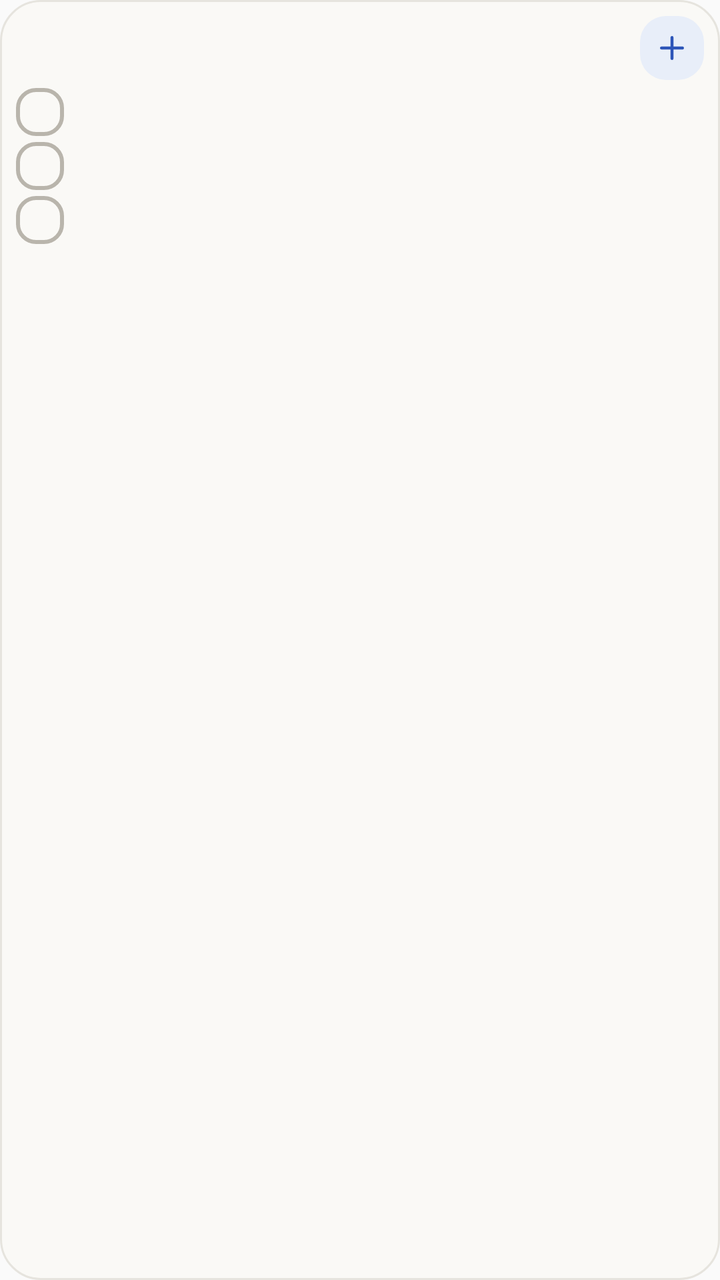
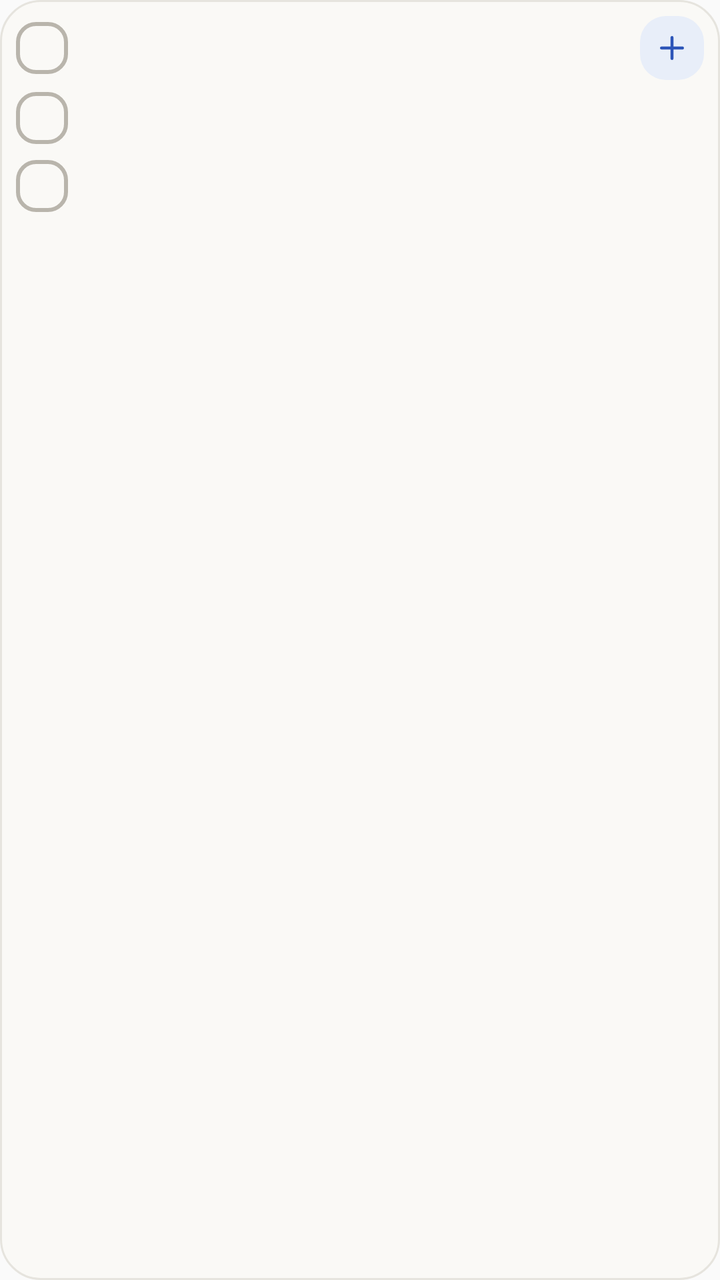

An Android layout rendered at two revisions. The XML below is the earlier revision; the diff shows what the commit changed to produce the second picture.
<!-- AndroidManifest.xml: application theme AppTheme -->
<!-- res/layout/widget_tasks_compact.xml -->
<?xml version="1.0" encoding="utf-8"?>
<LinearLayout xmlns:android="http://schemas.android.com/apk/res/android"
    android:id="@+id/widget_root"
    android:layout_width="match_parent"
    android:layout_height="match_parent"
    android:background="@drawable/widget_bg"
    android:orientation="vertical"
    android:padding="8dp">

    <LinearLayout
        android:layout_width="match_parent"
        android:layout_height="wrap_content"
        android:gravity="end|center_vertical"
        android:orientation="horizontal">

        <ImageView
            android:id="@+id/widget_add"
            android:layout_width="32dp"
            android:layout_height="32dp"
            android:background="@drawable/widget_add_fab"
            android:contentDescription="快速添加任务"
            android:padding="7dp"
            android:src="@drawable/ic_widget_add" />
    </LinearLayout>

    <LinearLayout
        android:id="@+id/widget_tasks"
        android:layout_width="match_parent"
        android:layout_height="wrap_content"
        android:layout_marginTop="1dp"
        android:orientation="vertical">

        <LinearLayout
            android:id="@+id/widget_row_1"
            android:layout_width="match_parent"
            android:layout_height="wrap_content"
            android:layout_marginTop="3dp"
            android:gravity="center_vertical"
            android:orientation="horizontal">

            <ImageView
                android:id="@+id/widget_check_1"
                android:layout_width="24dp"
                android:layout_height="24dp"
                android:layout_marginEnd="8dp"
                android:contentDescription="完成这条任务"
                android:src="@drawable/widget_check" />

            <TextView
                android:id="@+id/widget_task_1"
                android:layout_width="0dp"
                android:layout_height="wrap_content"
                android:layout_weight="1"
                android:ellipsize="end"
                android:singleLine="true"
                android:textColor="#201F1D"
                android:textSize="14sp" />
        </LinearLayout>

        <LinearLayout
            android:id="@+id/widget_row_2"
            android:layout_width="match_parent"
            android:layout_height="wrap_content"
            android:layout_marginTop="3dp"
            android:gravity="center_vertical"
            android:orientation="horizontal">

            <ImageView
                android:id="@+id/widget_check_2"
                android:layout_width="24dp"
                android:layout_height="24dp"
                android:layout_marginEnd="8dp"
                android:contentDescription="完成这条任务"
                android:src="@drawable/widget_check" />

            <TextView
                android:id="@+id/widget_task_2"
                android:layout_width="0dp"
                android:layout_height="wrap_content"
                android:layout_weight="1"
                android:ellipsize="end"
                android:singleLine="true"
                android:textColor="#201F1D"
                android:textSize="14sp" />
        </LinearLayout>

        <LinearLayout
            android:id="@+id/widget_row_3"
            android:layout_width="match_parent"
            android:layout_height="wrap_content"
            android:layout_marginTop="3dp"
            android:gravity="center_vertical"
            android:orientation="horizontal">

            <ImageView
                android:id="@+id/widget_check_3"
                android:layout_width="24dp"
                android:layout_height="24dp"
                android:layout_marginEnd="8dp"
                android:contentDescription="完成这条任务"
                android:src="@drawable/widget_check" />

            <TextView
                android:id="@+id/widget_task_3"
                android:layout_width="0dp"
                android:layout_height="wrap_content"
                android:layout_weight="1"
                android:ellipsize="end"
                android:singleLine="true"
                android:textColor="#201F1D"
                android:textSize="14sp" />
        </LinearLayout>

        
        <LinearLayout
            android:id="@+id/widget_row_4"
            android:layout_width="match_parent"
            android:layout_height="wrap_content"
            android:orientation="horizontal"
            android:visibility="gone">

            <ImageView
                android:id="@+id/widget_check_4"
                android:layout_width="24dp"
                android:layout_height="24dp"
                android:layout_marginEnd="8dp"
                android:contentDescription="完成这条任务"
                android:src="@drawable/widget_check" />

            <TextView
                android:id="@+id/widget_task_4"
                android:layout_width="0dp"
                android:layout_height="wrap_content"
                android:layout_weight="1"
                android:ellipsize="end"
                android:singleLine="true"
                android:textColor="#201F1D"
                android:textSize="14sp" />
        </LinearLayout>
    </LinearLayout>

    <TextView
        android:id="@+id/widget_empty"
        android:layout_width="match_parent"
        android:layout_height="wrap_content"
        android:layout_marginTop="8dp"
        android:text="暂无待办"
        android:textColor="#8B887F"
        android:textSize="13sp"
        android:visibility="gone" />
</LinearLayout>
<!-- resources referenced by this layout -->
<resources>
  <!-- drawable ic_widget_add (drawable) -->
  <?xml version="1.0" encoding="utf-8"?>
  <vector xmlns:android="http://schemas.android.com/apk/res/android"
      android:width="20dp"
      android:height="20dp"
      android:viewportWidth="24"
      android:viewportHeight="24">
      <path
          android:pathData="M12,5v14M5,12h14"
          android:strokeColor="#2C55B8"
          android:strokeLineCap="round"
          android:strokeWidth="2" />
  </vector>
  <!-- drawable widget_add_fab (drawable) -->
  <?xml version="1.0" encoding="utf-8"?>
  <selector xmlns:android="http://schemas.android.com/apk/res/android">
      <item android:state_pressed="true">
          <shape android:shape="rectangle">
              <solid android:color="#D9E3F5" />
              <corners android:radius="13dp" />
          </shape>
      </item>
      <item>
          <shape android:shape="rectangle">
              <solid android:color="#E8EEF9" />
              <corners android:radius="13dp" />
          </shape>
      </item>
  </selector>
  <!-- drawable widget_bg (drawable) -->
  <?xml version="1.0" encoding="utf-8"?>
  <shape xmlns:android="http://schemas.android.com/apk/res/android"
      android:shape="rectangle">
      <solid android:color="#FAF9F6" />
      <corners android:radius="20dp" />
      <stroke
          android:width="1dp"
          android:color="#E6E4DE" />
  </shape>
  <!-- drawable widget_check (drawable) -->
  <?xml version="1.0" encoding="utf-8"?>
  <shape xmlns:android="http://schemas.android.com/apk/res/android"
      android:shape="rectangle">
      <solid android:color="@android:color/transparent" />
      <stroke
          android:width="2dp"
          android:color="#B9B5AC" />
      <corners android:radius="9dp" />
  </shape>
  <style name="AppTheme" parent="Theme.AppCompat.Light.DarkActionBar">
          
          <item name="colorPrimary">@color/colorPrimary</item>
          <item name="colorPrimaryDark">@color/colorPrimaryDark</item>
          <item name="colorAccent">@color/colorAccent</item>
      </style>
</resources>

<!-- the commit's change to res/layout/widget_tasks_compact.xml (unified diff, before → after) -->
@@ -8,15 +8,35 @@
     android:padding="8dp">
 
     <LinearLayout
+        android:id="@+id/widget_row_1"
         android:layout_width="match_parent"
         android:layout_height="wrap_content"
-        android:gravity="end|center_vertical"
+        android:gravity="center_vertical"
         android:orientation="horizontal">
+
+        <ImageView
+            android:id="@+id/widget_check_1"
+            android:layout_width="26dp"
+            android:layout_height="26dp"
+            android:layout_marginEnd="8dp"
+            android:contentDescription="完成这条任务"
+            android:src="@drawable/widget_check" />
+
+        <TextView
+            android:id="@+id/widget_task_1"
+            android:layout_width="0dp"
+            android:layout_height="wrap_content"
+            android:layout_weight="1"
+            android:ellipsize="end"
+            android:singleLine="true"
+            android:textColor="#201F1D"
+            android:textSize="16sp" />
 
         <ImageView
             android:id="@+id/widget_add"
             android:layout_width="32dp"
             android:layout_height="32dp"
+            android:layout_marginStart="6dp"
             android:background="@drawable/widget_add_fab"
             android:contentDescription="快速添加任务"
             android:padding="7dp"
@@ -27,48 +47,21 @@
         android:id="@+id/widget_tasks"
         android:layout_width="match_parent"
         android:layout_height="wrap_content"
-        android:layout_marginTop="1dp"
+        android:layout_marginTop="4dp"
         android:orientation="vertical">
-
-        <LinearLayout
-            android:id="@+id/widget_row_1"
-            android:layout_width="match_parent"
-            android:layout_height="wrap_content"
-            android:layout_marginTop="3dp"
-            android:gravity="center_vertical"
-            android:orientation="horizontal">
-
-            <ImageView
-                android:id="@+id/widget_check_1"
-                android:layout_width="24dp"
-                android:layout_height="24dp"
-                android:layout_marginEnd="8dp"
-                android:contentDescription="完成这条任务"
-                android:src="@drawable/widget_check" />
-
-            <TextView
-                android:id="@+id/widget_task_1"
-                android:layout_width="0dp"
-                android:layout_height="wrap_content"
-                android:layout_weight="1"
-                android:ellipsize="end"
-                android:singleLine="true"
-                android:textColor="#201F1D"
-                android:textSize="14sp" />
-        </LinearLayout>
 
         <LinearLayout
             android:id="@+id/widget_row_2"
             android:layout_width="match_parent"
             android:layout_height="wrap_content"
-            android:layout_marginTop="3dp"
+            android:layout_marginTop="2dp"
             android:gravity="center_vertical"
             android:orientation="horizontal">
 
             <ImageView
                 android:id="@+id/widget_check_2"
-                android:layout_width="24dp"
-                android:layout_height="24dp"
+                android:layout_width="26dp"
+                android:layout_height="26dp"
                 android:layout_marginEnd="8dp"
                 android:contentDescription="完成这条任务"
                 android:src="@drawable/widget_check" />
@@ -81,21 +74,21 @@
                 android:ellipsize="end"
                 android:singleLine="true"
                 android:textColor="#201F1D"
-                android:textSize="14sp" />
+                android:textSize="16sp" />
         </LinearLayout>
 
         <LinearLayout
             android:id="@+id/widget_row_3"
             android:layout_width="match_parent"
             android:layout_height="wrap_content"
-            android:layout_marginTop="3dp"
+            android:layout_marginTop="8dp"
             android:gravity="center_vertical"
             android:orientation="horizontal">
 
             <ImageView
                 android:id="@+id/widget_check_3"
-                android:layout_width="24dp"
-                android:layout_height="24dp"
+                android:layout_width="26dp"
+                android:layout_height="26dp"
                 android:layout_marginEnd="8dp"
                 android:contentDescription="完成这条任务"
                 android:src="@drawable/widget_check" />
@@ -108,7 +101,7 @@
                 android:ellipsize="end"
                 android:singleLine="true"
                 android:textColor="#201F1D"
-                android:textSize="14sp" />
+                android:textSize="16sp" />
         </LinearLayout>
 
         
@@ -121,8 +114,8 @@
 
             <ImageView
                 android:id="@+id/widget_check_4"
-                android:layout_width="24dp"
-                android:layout_height="24dp"
+                android:layout_width="26dp"
+                android:layout_height="26dp"
                 android:layout_marginEnd="8dp"
                 android:contentDescription="完成这条任务"
                 android:src="@drawable/widget_check" />
@@ -135,7 +128,7 @@
                 android:ellipsize="end"
                 android:singleLine="true"
                 android:textColor="#201F1D"
-                android:textSize="14sp" />
+                android:textSize="16sp" />
         </LinearLayout>
     </LinearLayout>
 
@@ -146,6 +139,6 @@
         android:layout_marginTop="8dp"
         android:text="暂无待办"
         android:textColor="#8B887F"
-        android:textSize="13sp"
+        android:textSize="14sp"
         android:visibility="gone" />
 </LinearLayout>
